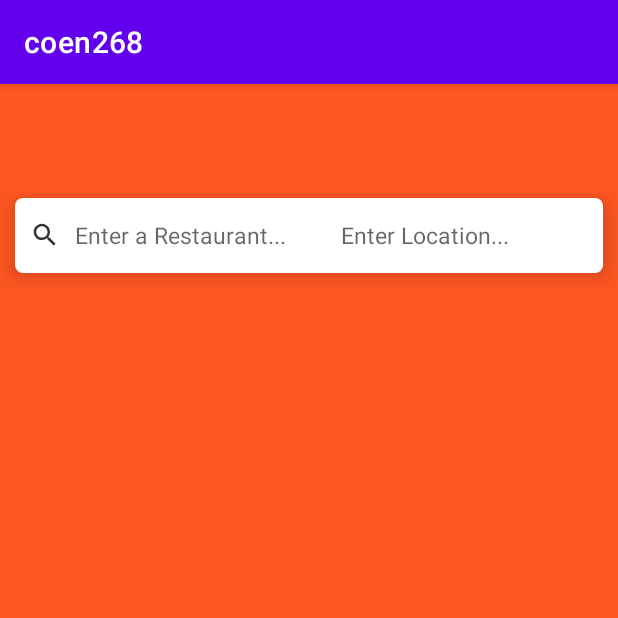
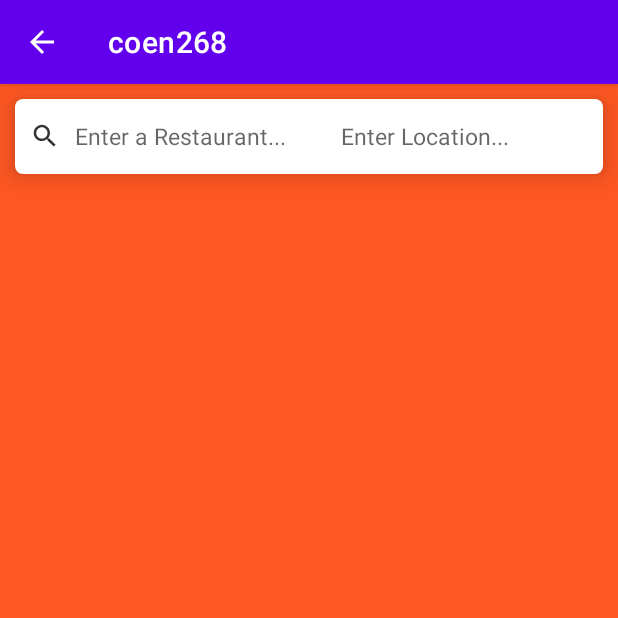
Before and after one commit to eallegrucci/coen268, an Android app: the SearchActivity screen opened directly, with no data from a screen before it, on a phone screen of 412 x 824 dp, the top half of it. Run offline under Robolectric (Android 15) with nearby library versions, the phone set to English and light mode, and no system bars; pictures from the network do not load.

```diff
--- a/app/src/main/java/com/example/coen268/SearchActivity.java
+++ b/app/src/main/java/com/example/coen268/SearchActivity.java
@@ -41,6 +41,8 @@ public class SearchActivity extends AppCompatActivity {
     protected void onCreate(Bundle savedInstanceState) {
         super.onCreate(savedInstanceState);
         setContentView(R.layout.activity_search);
+
+        getSupportActionBar().setDisplayHomeAsUpEnabled(true);
 
         yelpRestaurants = new ArrayList<>();
 
--- a/app/src/main/res/layout/activity_search.xml
+++ b/app/src/main/res/layout/activity_search.xml
@@ -13,12 +13,10 @@
         android:layout_width="match_parent"
         android:layout_height="50dp"
         android:layout_marginStart="10dp"
-        android:layout_marginTop="60dp"
+        android:layout_marginTop="10dp"
         android:layout_marginEnd="10dp"
-        android:layout_marginBottom="10dp"
         android:background="@drawable/white_border"
         android:elevation="10dp"
-        app:layout_constraintBottom_toTopOf="@+id/rvRestaurants"
         app:layout_constraintEnd_toEndOf="parent"
         app:layout_constraintStart_toStartOf="parent"
         app:layout_constraintTop_toTopOf="parent">
@@ -62,7 +60,7 @@
     <androidx.recyclerview.widget.RecyclerView
         android:id="@+id/rvRestaurants"
         android:layout_width="match_parent"
-        android:layout_height="590dp"
+        android:layout_height="635dp"
         android:layout_marginStart="1dp"
         android:layout_marginTop="10dp"
         android:layout_marginEnd="1dp"
```
Also changed, not shown: app/src/main/java/com/example/coen268/LoginActivity.java (+7 -0 lines).
